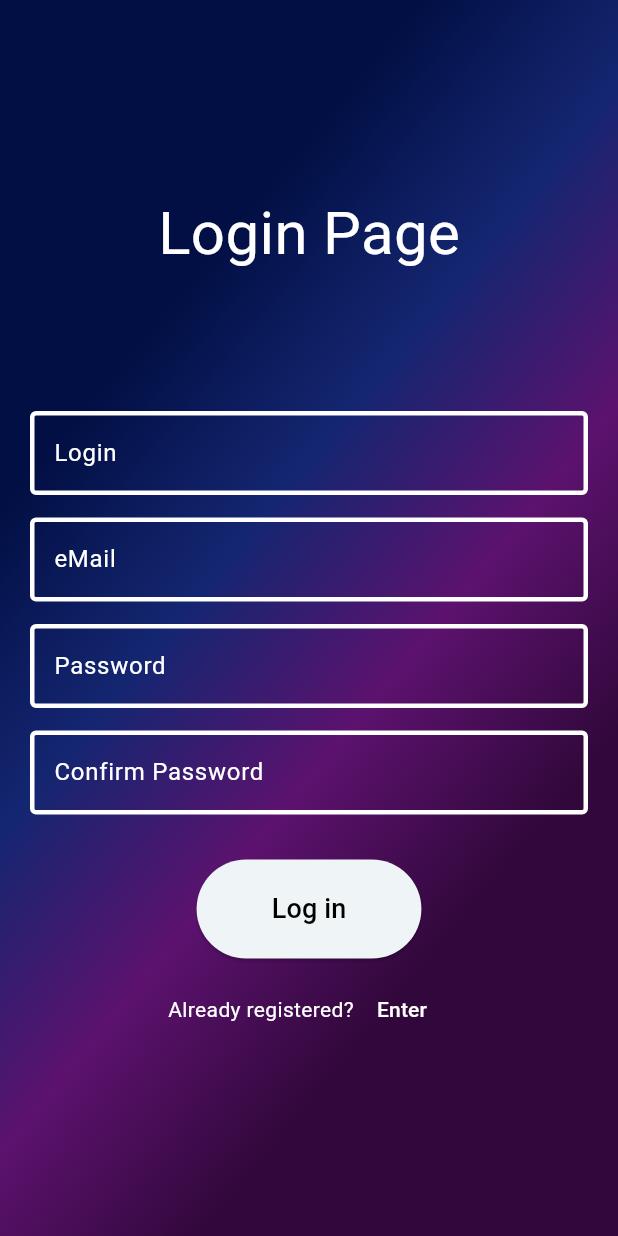
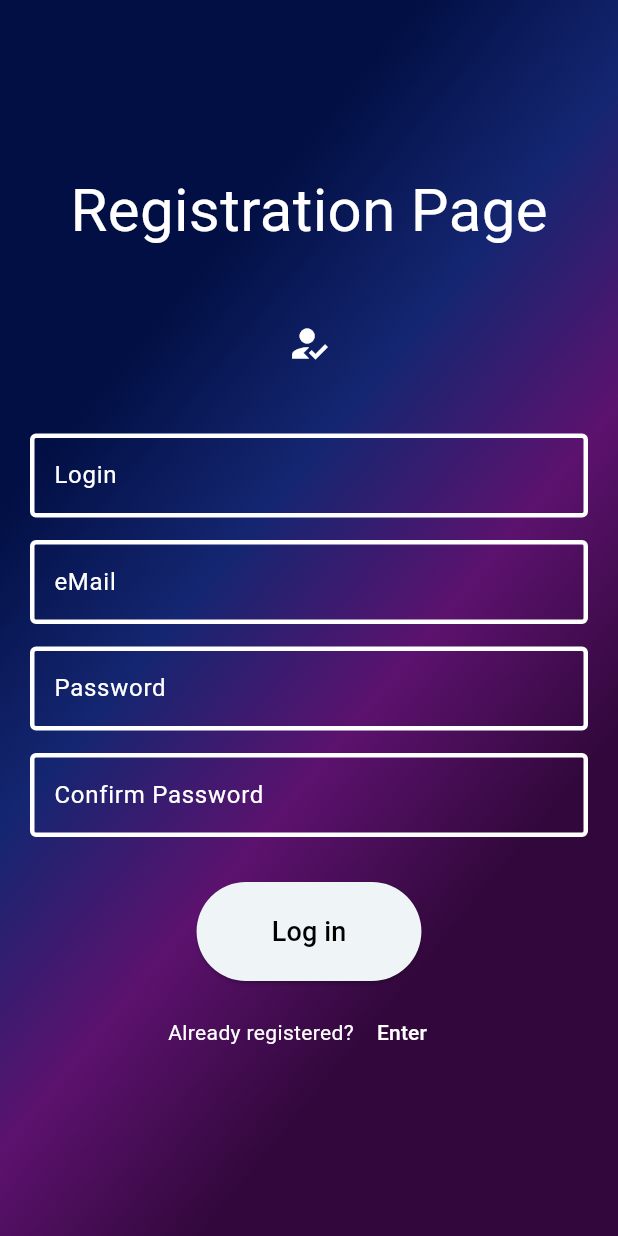
Before and after one commit to 21-atex/flutter_application_3, a Flutter app: the screen it shows after launch, after a tap on "Registration", on a phone screen of 412 x 824 dp. Run offline on Flutter 3.47's test engine with Material 3 defaults, Android fonts, the phone set to English and light mode, and no system bars.

Commit message:
change README and add icons

```diff
--- a/lib/main.dart
+++ b/lib/main.dart
@@ -33,16 +33,19 @@ class LoginPage extends StatelessWidget {
       ),
     child: Scaffold(
       backgroundColor: Colors.transparent,
-
       body: Center(
         child: Padding(
           padding: const EdgeInsets.only(right: 20, left: 20),
           child: Column(
             mainAxisAlignment: MainAxisAlignment.center,
             children: <Widget>[
-              const Text('Registration Page', style: TextStyle(color: Colors.white, fontSize: 40)),
+              const Text('Login Page', style: TextStyle(color: Colors.white, fontSize: 40)),
               const SizedBox(
-                height: 90,
+                height: 45,
+              ),
+              const Icon(Icons.login, size: 30, color: Color.fromARGB(255, 255, 255, 255)),
+                const SizedBox(
+                height: 45,
               ),
               const SizedBox(
                 width: 500,
@@ -140,9 +143,13 @@ class RegistrationPage extends StatelessWidget {
           child: Column(
             mainAxisAlignment: MainAxisAlignment.center,
             children: <Widget>[
-              const Text('Login Page', style: TextStyle(color: Colors.white, fontSize: 40)),
+              const Text('Registration Page', style: TextStyle(color: Colors.white, fontSize: 40)),
               const SizedBox(
-                height: 90,
+                height: 45,
+              ),
+              const Icon(Icons.how_to_reg, size: 30, color: Color.fromARGB(255, 255, 255, 255)),
+              const SizedBox(
+                height: 45,
               ),
               const SizedBox(
                 width: 500,
```
Also changed, not shown: image-1.png (added), image-2.png (added), 1 other file.
